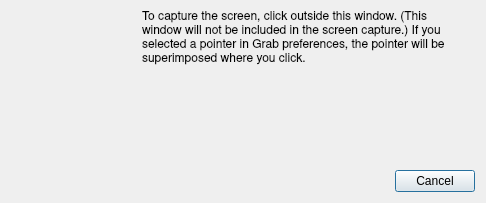
Above: Under Construction/Grab.app/Resources/dialog_screen_grab.ui from helloSystem/Utilities before the change. Below: the same form after it.
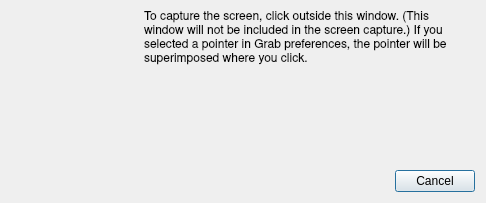
That is the form after the change. Icons and pictures are not drawn.

```diff
--- a/Under Construction/Grab.app/Resources/dialog_screen_grab.ui
+++ b/Under Construction/Grab.app/Resources/dialog_screen_grab.ui
@@ -32,7 +32,7 @@
    <item>
     <layout class="QVBoxLayout" name="MainVbox" stretch="0,0,0">
      <property name="spacing">
-      <number>6</number>
+      <number>12</number>
      </property>
      <property name="sizeConstraint">
       <enum>QLayout::SetNoConstraint</enum>
@@ -51,6 +51,9 @@
      </property>
      <item>
       <layout class="QHBoxLayout" name="horizontalLayout_2" stretch="0,0,0,0,0">
+       <property name="spacing">
+        <number>12</number>
+       </property>
        <property name="sizeConstraint">
         <enum>QLayout::SetDefaultConstraint</enum>
        </property>
```
